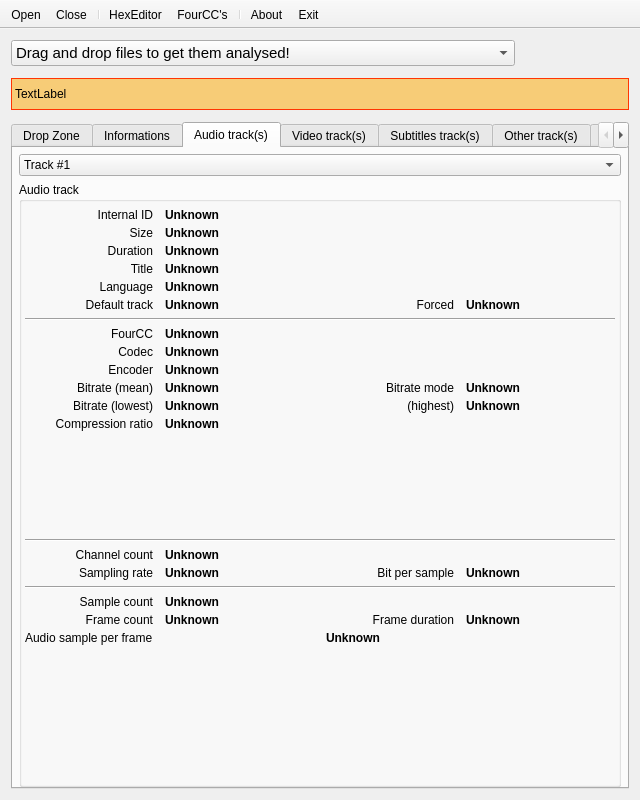
This is mini_analyser/ui/mainwindow.ui in emericg/MiniVideo as Qt 5 draws it before an edit. The edited form follows.
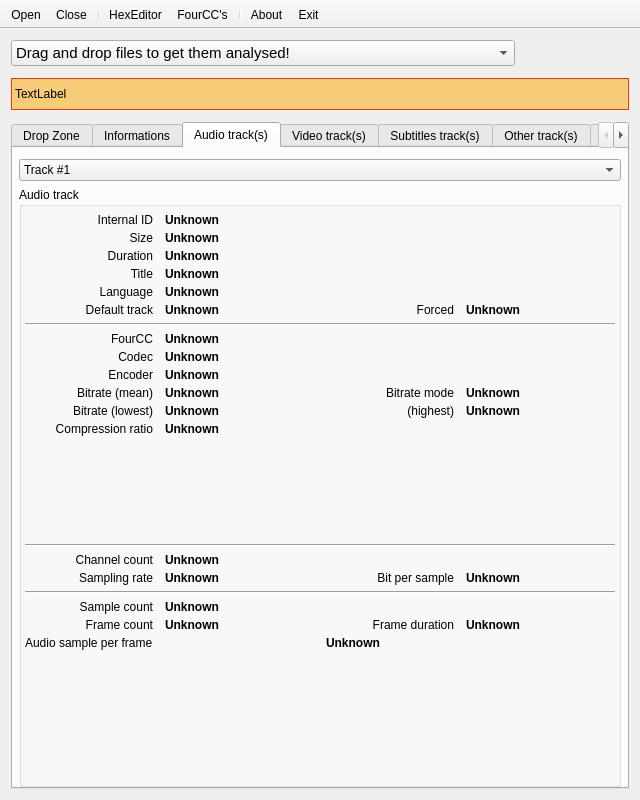
This is the edited form. The open tabs and pages were chosen to show the change. Icons and pictures are not drawn. Custom widgets are drawn as their Qt base class.

Commit message: mini_analyser: Be a bit more conservative with top margins for layouts

Diff of the .ui file:
```diff
--- a/mini_analyser/ui/mainwindow.ui
+++ b/mini_analyser/ui/mainwindow.ui
@@ -1002,9 +1002,6 @@
         <property name="leftMargin">
          <number>6</number>
         </property>
-        <property name="topMargin">
-         <number>6</number>
-        </property>
         <property name="rightMargin">
          <number>6</number>
         </property>
```
Left out of the diff: 4 changed lines with no effect on the pictures.
